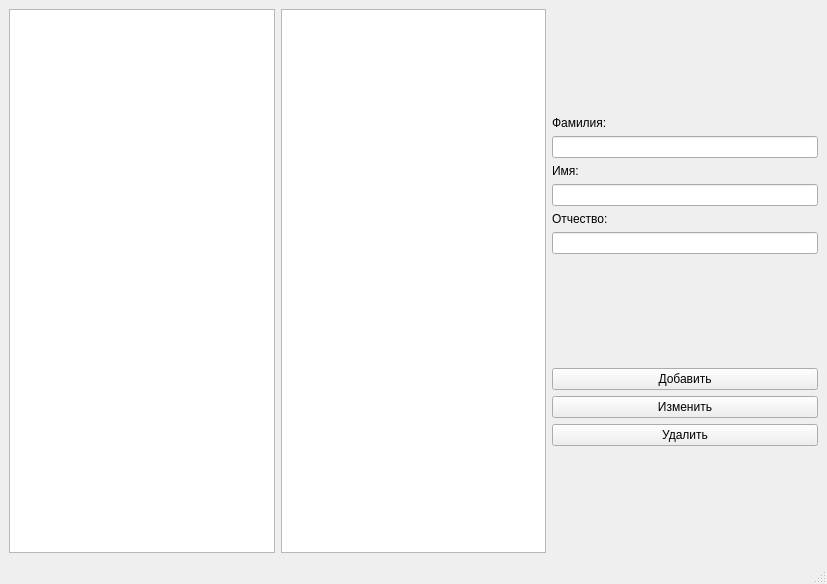
Qt form patientfilewindow.ui (Shevikina/patient-file) before a commit.
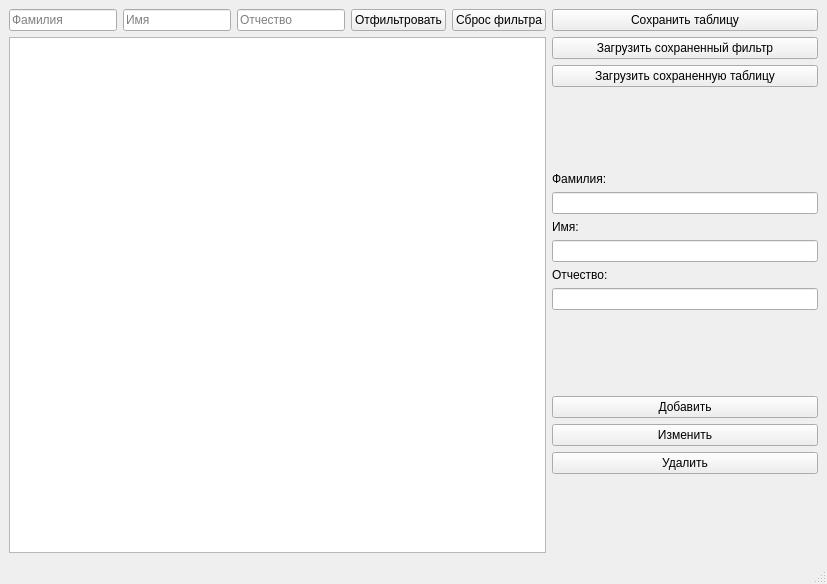
The same form after that commit.

Commit message:
Фильтр и экспорт/загрузка фильтра
1)Создала поля для ввода Фамилии, Имени и Отчества для дальнейшей фильтрации
2)Обработала нажатие на кнопку "Отфильтровать"
3)Обработала сброс фильтра
4)Добавила проверку всех полей для ввода на недопустимые символы во избежание ошибок дальнейшей загрузки данных
5)Реализовала кнопку, сохраняющая отфильтрованную таблицу в cvs и сам фильтр в txt
6)Реализовала загрузку сохраненного фильтра при нажатии на кнопку

```diff
--- a/patientfilewindow.ui
+++ b/patientfilewindow.ui
@@ -18,17 +18,62 @@
     <item row="0" column="0">
      <layout class="QHBoxLayout" name="horizontalLayout">
       <item>
-       <widget class="QTableView" name="table_patient_db"/>
-      </item>
-      <item>
-       <widget class="QTableWidget" name="table_patient">
-        <property name="minimumSize">
-         <size>
-          <width>0</width>
-          <height>0</height>
-         </size>
-        </property>
-       </widget>
+       <layout class="QVBoxLayout" name="verticalLayout_5">
+        <item>
+         <layout class="QHBoxLayout" name="horizontalLayout_2">
+          <item>
+           <widget class="QLineEdit" name="surname_for_filter">
+            <property name="inputMask">
+             <string/>
+            </property>
+            <property name="text">
+             <string/>
+            </property>
+            <property name="placeholderText">
+             <string>Фамилия</string>
+            </property>
+           </widget>
+          </item>
+          <item>
+           <widget class="QLineEdit" name="name_for_filter">
+            <property name="text">
+             <string/>
+            </property>
+            <property name="placeholderText">
+             <string>Имя</string>
+            </property>
+           </widget>
+          </item>
+          <item>
+           <widget class="QLineEdit" name="patronymic_for_filter">
+            <property name="text">
+             <string/>
+            </property>
+            <property name="placeholderText">
+             <string>Отчество</string>
+            </property>
+           </widget>
+          </item>
+          <item>
+           <widget class="QPushButton" name="filter_notes">
+            <property name="text">
+             <string>Отфильтровать</string>
+            </property>
+           </widget>
+          </item>
+          <item>
+           <widget class="QPushButton" name="reset_filter_notes">
+            <property name="text">
+             <string>Сброс фильтра</string>
+            </property>
+           </widget>
+          </item>
+         </layout>
+        </item>
+        <item>
+         <widget class="QTableView" name="table_patient_db"/>
+        </item>
+       </layout>
       </item>
       <item>
        <layout class="QVBoxLayout" name="verticalLayout_3">
@@ -37,6 +82,27 @@
         </property>
         <item>
          <layout class="QVBoxLayout" name="verticalLayout">
+          <item>
+           <widget class="QPushButton" name="save_table">
+            <property name="text">
+             <string>Сохранить таблицу</string>
+            </property>
+           </widget>
+          </item>
+          <item>
+           <widget class="QPushButton" name="download_filter">
+            <property name="text">
+             <string>Загрузить сохраненный фильтр</string>
+            </property>
+           </widget>
+          </item>
+          <item>
+           <widget class="QPushButton" name="download_save_table">
+            <property name="text">
+             <string>Загрузить сохраненную таблицу</string>
+            </property>
+           </widget>
+          </item>
           <item>
            <spacer name="verticalSpacer_3">
             <property name="orientation">
```
The commit also changes 2 other files.
